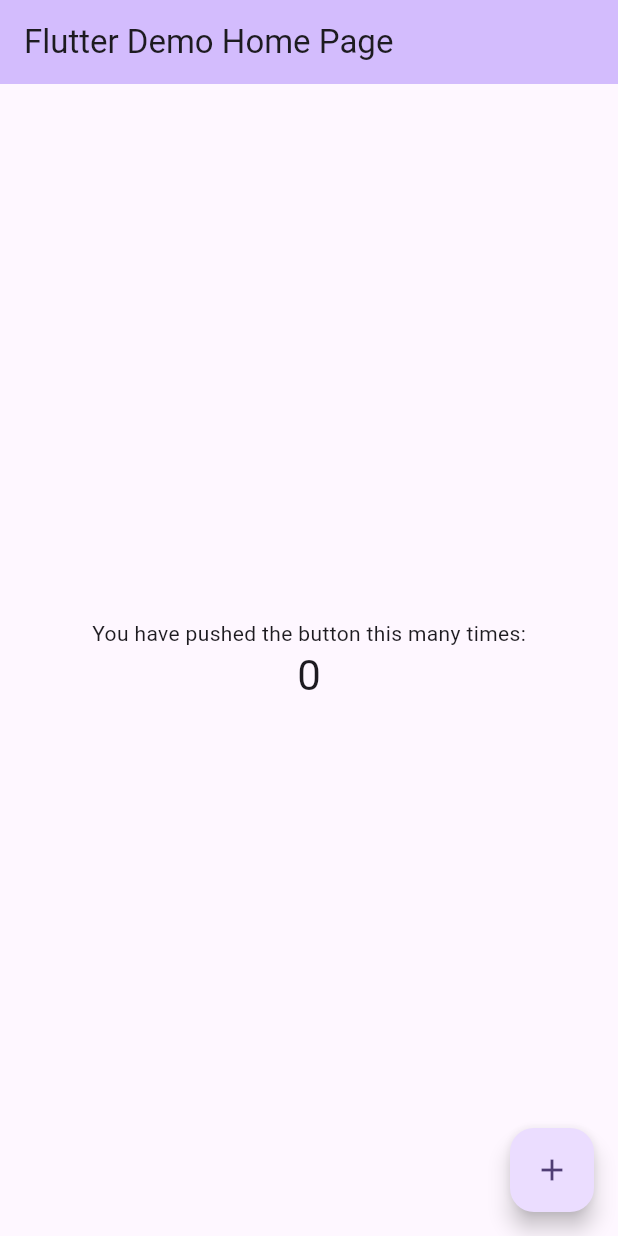
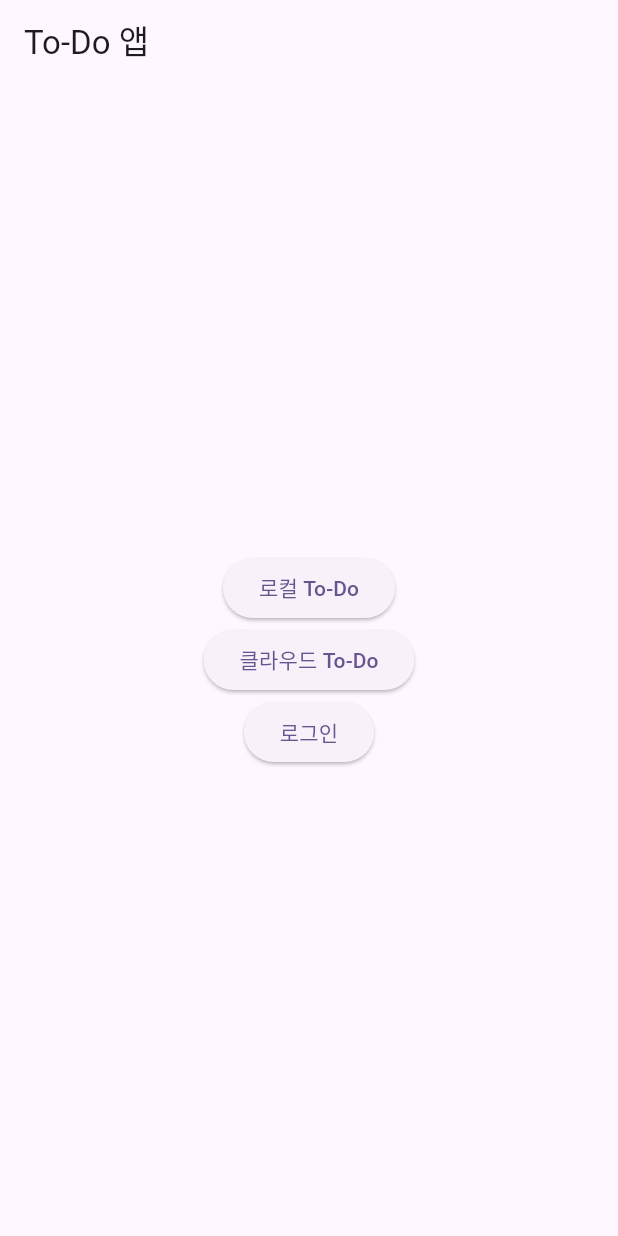
Before and after one commit to minidh/chungju_lecutre, a Flutter app: the screen it shows after launch, on a phone screen of 412 x 824 dp. Run offline on Flutter 3.47's test engine with Material 3 defaults, Android fonts, the phone set to English and light mode, and no system bars; our stand-ins replace flutter_dotenv, shared_preferences, supabase_flutter; accounts and stored records are empty.

Commit message:
456456456

```diff
--- /dev/null
+++ b/lib/home_page.dart
@@ -0,0 +1,36 @@
+import 'package:flutter/material.dart' ;
+
+class HomePage extends StatefulWidget {
+  const HomePage({super.key});
+
+  @override
+  State<HomePage> createState() => _HomePageState();
+}
+
+class _HomePageState extends State<HomePage> {
+  @override
+  Widget build(BuildContext context) {
+    return Scaffold(
+      appBar: AppBar(title: const Text('To-Do 앱')),
+      body: Center(
+        child: Column(
+          mainAxisAlignment: MainAxisAlignment.center,
+          children: [
+            ElevatedButton(
+                onPressed: () => Navigator.pushNamed(context, '/todo-local'),
+                child: const Text('로컬 To-Do')
+            ),
+            ElevatedButton(
+                onPressed: () => Navigator.pushNamed(context, '/todo-remote'),
+                child: const Text('클라우드 To-Do')
+            ),
+            ElevatedButton(
+                onPressed: () => Navigator.pushNamed(context, '/login'),
+                child: const Text('로그인')
+            )
+          ],
+        ),
+      ),
+    );
+  }
+}
--- a/lib/main.dart
+++ b/lib/main.dart
@@ -1,6 +1,22 @@
 import 'package:flutter/material.dart';
+import 'package:flutter_project/signup_page.dart';
+import 'package:flutter_project/todo_local_page.dart';
+import 'package:flutter_project/todo_remote_page.dart';
+import 'package:supabase_flutter/supabase_flutter.dart';
+import 'package:flutter_project/home_page.dart';
+import 'package:flutter_dotenv/flutter_dotenv.dart';
 
-void main() {
+import 'login_page.dart';
+
+void main() async {
+
+
+  WidgetsFlutterBinding.ensureInitialized();
+  await Supabase.initialize(
+    url: "https://pqcietwlrhjyzytlhuvv.supabase.co/",
+    anonKey: "eyJhbGciOiJIUzI1NiIsInR5cCI6IkpXVCJ9.eyJpc3MiOiJzdXBhYmFzZSIsInJlZiI6InBxY2lldHdscmhqeXp5dGxodXZ2Iiwicm9sZSI6ImFub24iLCJpYXQiOjE3NDc2MTkxNjQsImV4cCI6MjA2MzE5NTE2NH0.9WJwlW6_oSH9vowdCnDvSHrjrJIrMUqjWIzXqMA_5wY",
+  );
+
   runApp(const MyApp());
 }
 
@@ -11,112 +27,17 @@
   @override
   Widget build(BuildContext context) {
     return MaterialApp(
-      title: 'Flutter Demo',
-      theme: ThemeData(
-        // This is the theme of your application.
-        //
-        // TRY THIS: Try running your application with "flutter run". You'll see
-        // the application has a purple toolbar. Then, without quitting the app,
-        // try changing the seedColor in the colorScheme below to Colors.green
-        // and then invoke "hot reload" (save your changes or press the "hot
-        // reload" button in a Flutter-supported IDE, or press "r" if you used
-        // the command line to start the app).
-        //
-        // Notice that the counter didn't reset back to zero; the application
-        // state is not lost during the reload. To reset the state, use hot
-        // restart instead.
-        //
-        // This works for code too, not just values: Most code changes can be
-        // tested with just a hot reload.
-        colorScheme: ColorScheme.fromSeed(seedColor: Colors.deepPurple),
-      ),
-      home: const MyHomePage(title: 'Flutter Demo Home Page'),
+        title: 'To-Do 프로젝트',
+        theme: ThemeData(
+          colorScheme: ColorScheme.fromSeed(seedColor: Colors.deepPurple),
+        ),
+        routes: {
+          '/': (context) => const HomePage(),
+          '/todo-local': (context) => const TodoLocalPage(),
+          '/todo-remote': (context) => const TodoRemotePage(),
+          '/login': (context) => const LoginPage(),
+          '/signup': (context) => const SignUpPage()
+        }
     );
   }
 }
-
-class MyHomePage extends StatefulWidget {
-  const MyHomePage({super.key, required this.title});
-
-  // This widget is the home page of your application. It is stateful, meaning
-  // that it has a State object (defined below) that contains fields that affect
-  // how it looks.
-
-  // This class is the configuration for the state. It holds the values (in this
-  // case the title) provided by the parent (in this case the App widget) and
-  // used by the build method of the State. Fields in a Widget subclass are
-  // always marked "final".
-
-  final String title;
-
-  @override
-  State<MyHomePage> createState() => _MyHomePageState();
-}
-
-class _MyHomePageState extends State<MyHomePage> {
-  int _counter = 0;
-
-  void _incrementCounter() {
-    setState(() {
-      // This call to setState tells the Flutter framework that something has
-      // changed in this State, which causes it to rerun the build method below
-      // so that the display can reflect the updated values. If we changed
-      // _counter without calling setState(), then the build method would not be
-      // called again, and so nothing would appear to happen.
-      _counter++;
-    });
-  }
-
-  @override
-  Widget build(BuildContext context) {
-    // This method is rerun every time setState is called, for instance as done
-    // by the _incrementCounter method above.
-    //
-    // The Flutter framework has been optimized to make rerunning build methods
-    // fast, so that you can just rebuild anything that needs updating rather
-    // than having to individually change instances of widgets.
-    return Scaffold(
-      appBar: AppBar(
-        // TRY THIS: Try changing the color here to a specific color (to
-        // Colors.amber, perhaps?) and trigger a hot reload to see the AppBar
-        // change color while the other colors stay the same.
-        backgroundColor: Theme.of(context).colorScheme.inversePrimary,
-        // Here we take the value from the MyHomePage object that was created by
-        // the App.build method, and use it to set our appbar title.
-        title: Text(widget.title),
-      ),
-      body: Center(
-        // Center is a layout widget. It takes a single child and positions it
-        // in the middle of the parent.
-        child: Column(
-          // Column is also a layout widget. It takes a list of children and
-          // arranges them vertically. By default, it sizes itself to fit its
-          // children horizontally, and tries to be as tall as its parent.
-          //
-          // Column has various properties to control how it sizes itself and
-          // how it positions its children. Here we use mainAxisAlignment to
-          // center the children vertically; the main axis here is the vertical
-          // axis because Columns are vertical (the cross axis would be
-          // horizontal).
-          //
-          // TRY THIS: Invoke "debug painting" (choose the "Toggle Debug Paint"
-          // action in the IDE, or press "p" in the console), to see the
-          // wireframe for each widget.
-          mainAxisAlignment: MainAxisAlignment.center,
-          children: <Widget>[
-            const Text('You have pushed the button this many times:'),
-            Text(
-              '$_counter',
-              style: Theme.of(context).textTheme.headlineMedium,
-            ),
-          ],
-        ),
-      ),
-      floatingActionButton: FloatingActionButton(
-        onPressed: _incrementCounter,
-        tooltip: 'Increment',
-        child: const Icon(Icons.add),
-      ), // This trailing comma makes auto-formatting nicer for build methods.
-    );
-  }
-}
--- a/pubspec.yaml
+++ b/pubspec.yaml
@@ -1,4 +1,4 @@
-name: chungju_lacture
+name: flutter_project
 description: "A new Flutter project."
 # The following line prevents the package from being accidentally published to
 # pub.dev using `flutter pub publish`. This is preferred for private packages.
@@ -30,6 +30,9 @@
 dependencies:
   flutter:
     sdk: flutter
+  shared_preferences:
+  supabase_flutter:
+  flutter_dotenv:
 
   # The following adds the Cupertino Icons font to your application.
   # Use with the CupertinoIcons class for iOS style icons.
```
Also changed, not shown: lib/login_page.dart (added, +70 -0 lines), lib/signup_Page.dart (added, +67 -0 lines), lib/todo_local_page.dart (added, +132 -0 lines), lib/todo_remote_page.dart (added, +137 -0 lines), pubspec.lock, 1 other file.
